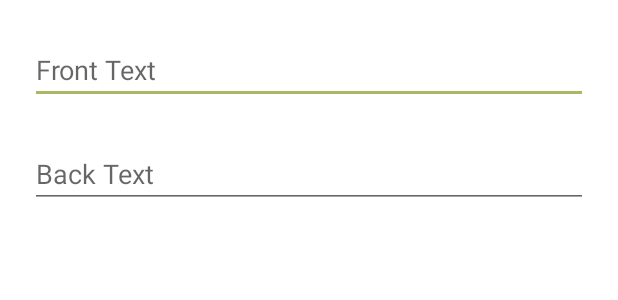
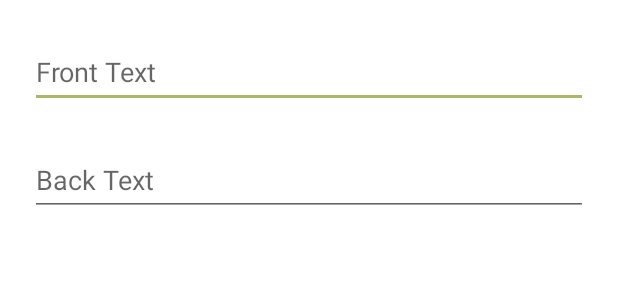
Before and after one commit to prodingerd/software-technology, an Android app: the layout add_card_alert.xml on its own in the app's theme, with its tools: preview values and no code run, on a phone screen of 412 x 824 dp. Shown: the top 300 px of the screen. Run offline under Robolectric (Android 15) with nearby library versions, the phone set to English and light mode, and no system bars.

Commit message:
update add card xml

```diff
--- a/app/src/main/java/com/tugraz/studybuddy/presentation/activity/CourseOverviewActivity.java
+++ b/app/src/main/java/com/tugraz/studybuddy/presentation/activity/CourseOverviewActivity.java
@@ -111,11 +111,11 @@ public class CourseOverviewActivity extends AppCompatActivity implements IClickL
             // set the custom layout
             final View customLayout = getLayoutInflater().inflate(R.layout.add_card_alert, null);
             builder.setView(customLayout);
+            EditText editTextFrontText = customLayout.findViewById(R.id.editTextFrontText);
+            EditText editTextBacktext = customLayout.findViewById(R.id.editTextBackText);
             // add a button
             builder.setPositiveButton(android.R.string.ok, (dialog, which) -> {
                 // send data from the AlertDialog to the Activity
-                EditText editTextFrontText = customLayout.findViewById(R.id.editTextFrontText);
-                EditText editTextBacktext = customLayout.findViewById(R.id.editTextBackText);
                 String frontText = editTextFrontText.getText().toString();
                 String backText = editTextBacktext.getText().toString();
                 if (frontText.isEmpty() || backText.isEmpty()) {
@@ -123,6 +123,7 @@ public class CourseOverviewActivity extends AppCompatActivity implements IClickL
                 }
 
                 if (cardViewModel.createCard(frontText, backText)) {
+                    //TODO update for live data later
                     Intent intent = new Intent(this, CourseOverviewActivity.class);
                     intent.putExtra("course", course);
                     startActivity(intent);
--- a/app/src/main/res/layout/add_card_alert.xml
+++ b/app/src/main/res/layout/add_card_alert.xml
@@ -14,6 +14,8 @@
         android:layout_height="wrap_content"
         android:layout_marginTop="24dp"
         android:hint="@string/front_text"
+        android:inputType="text"
+        android:minHeight="48dp"
         app:layout_constraintEnd_toEndOf="parent"
         app:layout_constraintStart_toStartOf="parent"
         app:layout_constraintTop_toTopOf="parent" />
@@ -24,11 +26,11 @@
         android:layout_height="wrap_content"
         android:layout_marginTop="24dp"
         android:hint="@string/back_text"
+        android:inputType="text"
+        android:minHeight="48dp"
         app:layout_constraintEnd_toEndOf="parent"
         app:layout_constraintStart_toStartOf="parent"
         app:layout_constraintTop_toBottomOf="@id/editTextFrontText" />
 
 
-
-
 </androidx.constraintlayout.widget.ConstraintLayout>
```
